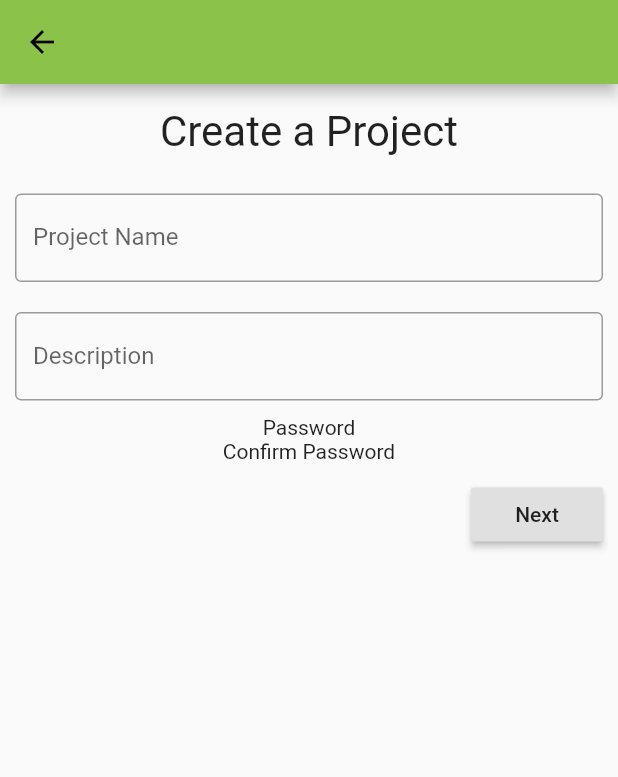
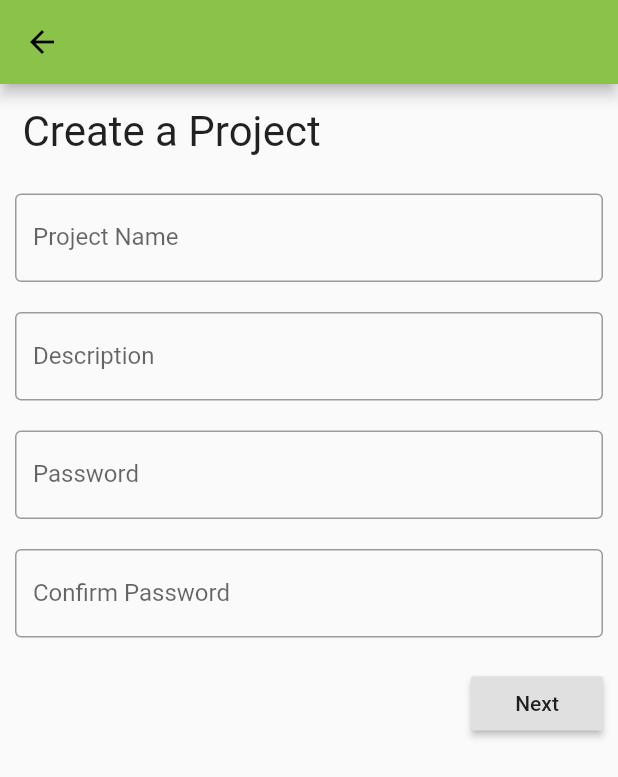
Before and after one commit to yashodgayashan/Behavioural-Science-Lab-Mobile-App, a Flutter app: the SignUp screen opened directly, on a phone screen of 412 x 824 dp. Shown: the top 777 px of the screen. Run offline on Flutter 3.47's test engine with Material 2 defaults, Android fonts, the phone set to English and light mode, and no system bars; Roboto replaces fonts that are missing (NeuzeitSBook).

Commit message:
complete the wireframes

```diff
--- a/lib/screens/create_project.dart
+++ b/lib/screens/create_project.dart
@@ -8,6 +8,8 @@ class SignUp extends StatefulWidget {
 class _SignUpState extends State<SignUp> {
   TextEditingController projectNameController = TextEditingController();
   TextEditingController projectDescriptionController = TextEditingController();
+  TextEditingController passwordController = TextEditingController();
+  TextEditingController confirmPasswordController = TextEditingController();
 
   @override
   Widget build(BuildContext context) {
@@ -15,7 +17,7 @@ class _SignUpState extends State<SignUp> {
       appBar: AppBar(),
       body: Container(
         child: Center(
-          child: Column(
+          child: ListView(
             children: <Widget>[
               Padding(
                 padding: const EdgeInsets.all(15.0),
@@ -49,8 +51,36 @@ class _SignUpState extends State<SignUp> {
                   ),
                 ),
               ),
-              Text("Password"),
-              Text("Confirm Password"),
+              Padding(
+                padding: const EdgeInsets.all(10.0),
+                child: TextFormField(
+                  controller: passwordController,
+                  validator: (String value) {
+                    if (value.isEmpty) {
+                      return "Please enter a password";
+                    }
+                  },
+                  decoration: InputDecoration(
+                    border: OutlineInputBorder(),
+                    labelText: 'Password',
+                  ),
+                ),
+              ),
+              Padding(
+                padding: const EdgeInsets.all(10.0),
+                child: TextFormField(
+                  controller: confirmPasswordController,
+                  validator: (String value) {
+                    if (value.isEmpty) {
+                      return "Please enter a password";
+                    }
+                  },
+                  decoration: InputDecoration(
+                    border: OutlineInputBorder(),
+                    labelText: 'Confirm Password',
+                  ),
+                ),
+              ),
               Align(
                 alignment: Alignment.bottomRight,
                 child: Padding(
```
